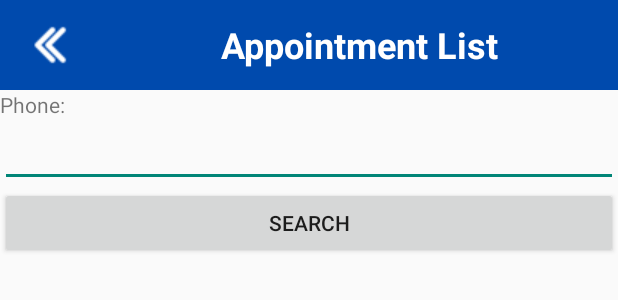
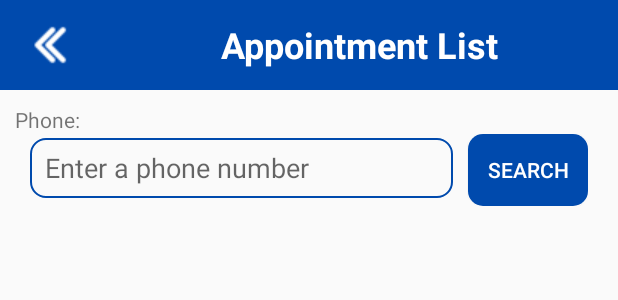
Before and after one commit to NguyenTrung3102/iHealth_Droid, an Android app built with Jetpack Compose: the layout list_appointment_layout.xml on its own in the app's theme, with its tools: preview values and no code run, on a phone screen of 412 x 824 dp. Shown: the top 300 px of the screen. Run offline under Robolectric (Android 15) with nearby library versions, the phone set to English and light mode, and no system bars.

Commit message:
update display

```diff
--- a/app/src/main/res/layout/create_profile_layout.xml
+++ b/app/src/main/res/layout/create_profile_layout.xml
@@ -50,7 +50,7 @@
         <EditText
             android:id="@+id/edit_tv_name"
             android:layout_width="match_parent"
-            android:layout_height="36dp"
+            android:layout_height="40dp"
             android:layout_marginLeft="20dp"
             android:layout_marginRight="20dp"
             android:background="@drawable/border_background"
--- a/app/src/main/res/layout/list_appointment_layout.xml
+++ b/app/src/main/res/layout/list_appointment_layout.xml
@@ -37,29 +37,42 @@
         android:layout_height="wrap_content"
         android:orientation="vertical">
 
-        <RadioGroup
-            android:id="@+id/app_search_time_rd_btn_grp"
-            android:layout_width="match_parent"
-            android:layout_height="match_parent"/>
-
         <TextView
             android:id="@+id/app_search_phone_num"
             android:layout_width="match_parent"
             android:layout_height="wrap_content"
+            android:layout_marginTop="10dp"
+            android:layout_marginLeft="10dp"
             android:text="@string/phone_num" />
+
+        <LinearLayout
+            android:layout_width="match_parent"
+            android:layout_height="wrap_content"
+            android:orientation="horizontal"
+            android:layout_marginLeft="20dp"
+            android:layout_marginRight="20dp">
 
             <EditText
                 android:id="@+id/edit_app_phone_search"
                 android:layout_width="match_parent"
-            android:layout_height="wrap_content"
+                android:layout_height="40dp"
+                android:layout_marginRight="10dp"
+                android:layout_weight="10"
+                android:background="@drawable/border_background"
+                android:hint="@string/phone_num_hint"
+                android:paddingLeft="10dp"
                 android:ems="10"
                 android:inputType="phone" />
 
             <Button
                 android:id="@+id/app_search_btn"
-            android:layout_width="match_parent"
+                android:layout_width="wrap_content"
                 android:layout_height="wrap_content"
+                android:layout_weight="1"
+                android:background="@drawable/rounded_button"
+                android:textColor="@color/white"
                 android:text="@string/appointment_list_search_btn_label" />
+        </LinearLayout>
 
     </LinearLayout>
 
--- a/app/src/main/res/layout/main_menu_layout_doctor.xml
+++ b/app/src/main/res/layout/main_menu_layout_doctor.xml
@@ -127,6 +127,9 @@
                 android:id="@+id/btn_select_date"
                 android:layout_width="wrap_content"
                 android:layout_height="wrap_content"
+                android:layout_marginRight="20dp"
+                android:background="@drawable/rounded_button"
+                android:textColor="@color/white"
                 android:text="Get" />
         </LinearLayout>
 
```
Also changed, not shown: app/src/main/res/layout/medical_profile_layout.xml (+18 -15 lines), app/src/main/res/layout/profile_detail_doctor_layout.xml (+27 -5 lines), app/src/main/res/layout/profile_detail_edit_doc_layout.xml (+27 -4 lines). Lines whose indentation alone changed are shown as unchanged.
